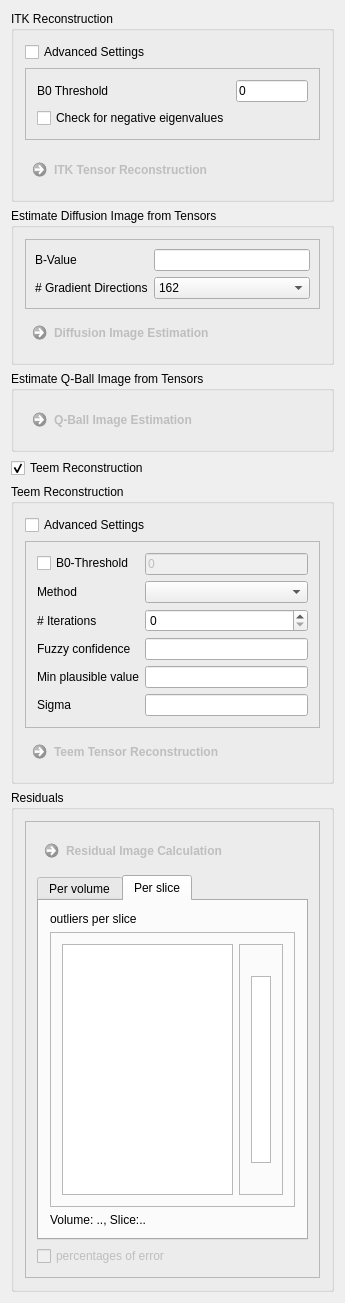
First picture: the form in Plugins/org.mitk.gui.qt.diffusionimaging/src/internal/QmitkTensorReconstructionViewControls.ui, repository MITK/MITK, before the edit.
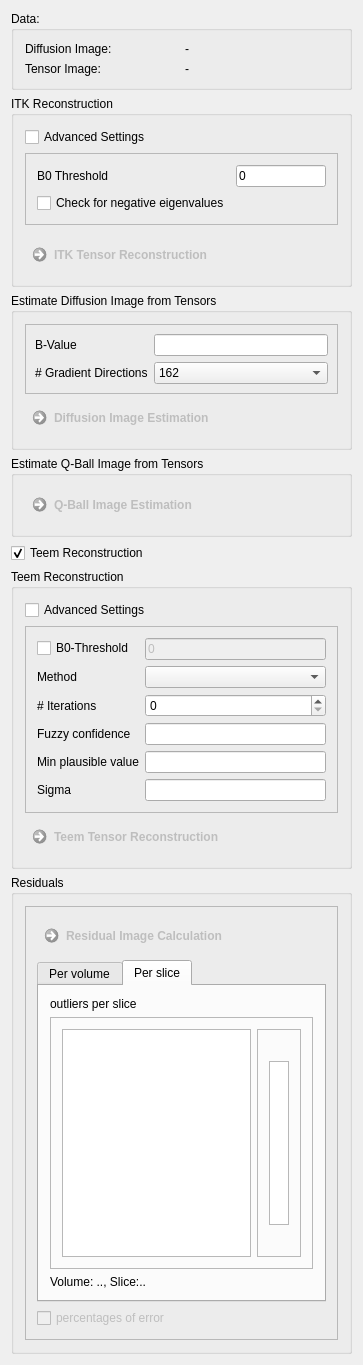
Second picture: the form after the edit. Custom widgets are drawn as their Qt base class.

Commit message: chenged input data gui for preprocessing perspective

Diff of the .ui file:
```diff
--- a/Plugins/org.mitk.gui.qt.diffusionimaging/src/internal/QmitkTensorReconstructionViewControls.ui
+++ b/Plugins/org.mitk.gui.qt.diffusionimaging/src/internal/QmitkTensorReconstructionViewControls.ui
@@ -6,7 +6,7 @@
    <rect>
     <x>0</x>
     <y>0</y>
-    <width>345</width>
+    <width>363</width>
     <height>1303</height>
    </rect>
   </property>
@@ -23,6 +23,43 @@
    <string>QmitkTensorReconstructionViewControls</string>
   </property>
   <layout class="QVBoxLayout" name="verticalLayout_3">
+   <item>
+    <widget class="QGroupBox" name="groupBox_6">
+     <property name="title">
+      <string>Data:</string>
+     </property>
+     <layout class="QGridLayout" name="gridLayout">
+      <item row="0" column="0">
+       <widget class="QLabel" name="label_3">
+        <property name="text">
+         <string>Diffusion Image:</string>
+        </property>
+       </widget>
+      </item>
+      <item row="0" column="1">
+       <widget class="QLabel" name="m_DiffusionImageLabel">
+        <property name="text">
+         <string>-</string>
+        </property>
+       </widget>
+      </item>
+      <item row="1" column="0">
+       <widget class="QLabel" name="label_5">
+        <property name="text">
+         <string>Tensor Image:</string>
+        </property>
+       </widget>
+      </item>
+      <item row="1" column="1">
+       <widget class="QLabel" name="m_TensorImageLabel">
+        <property name="text">
+         <string>-</string>
+        </property>
+       </widget>
+      </item>
+     </layout>
+    </widget>
+   </item>
    <item>
     <widget class="QGroupBox" name="groupBox_2">
      <property name="title">
```
The commit also changes 14 other files.
